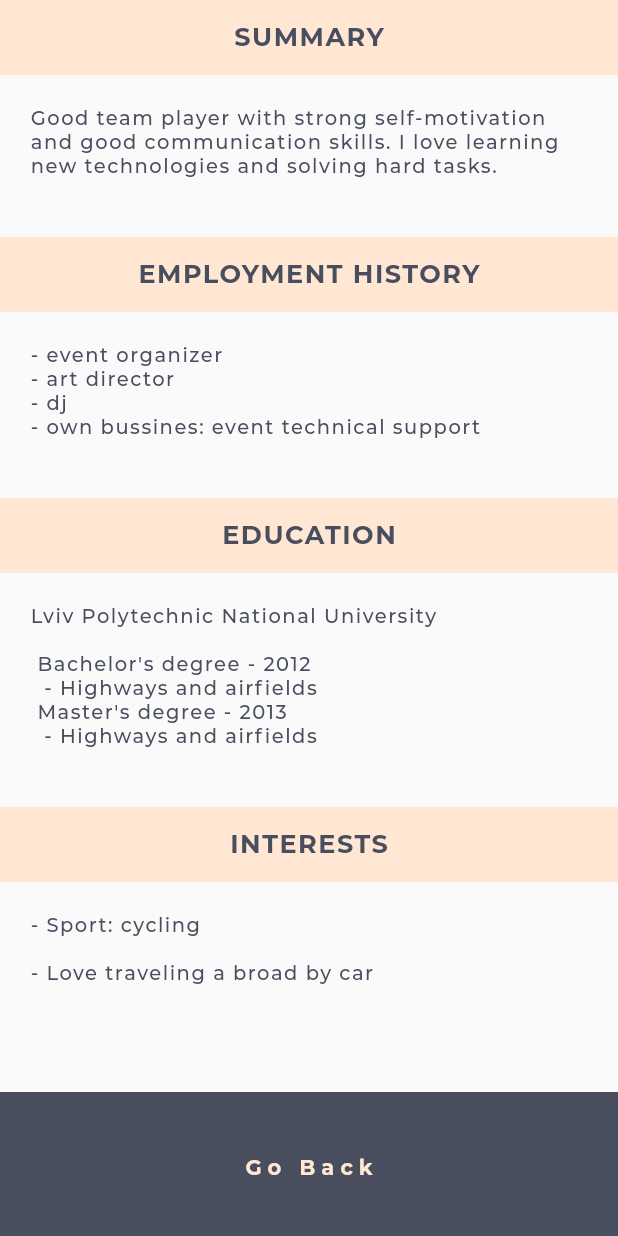
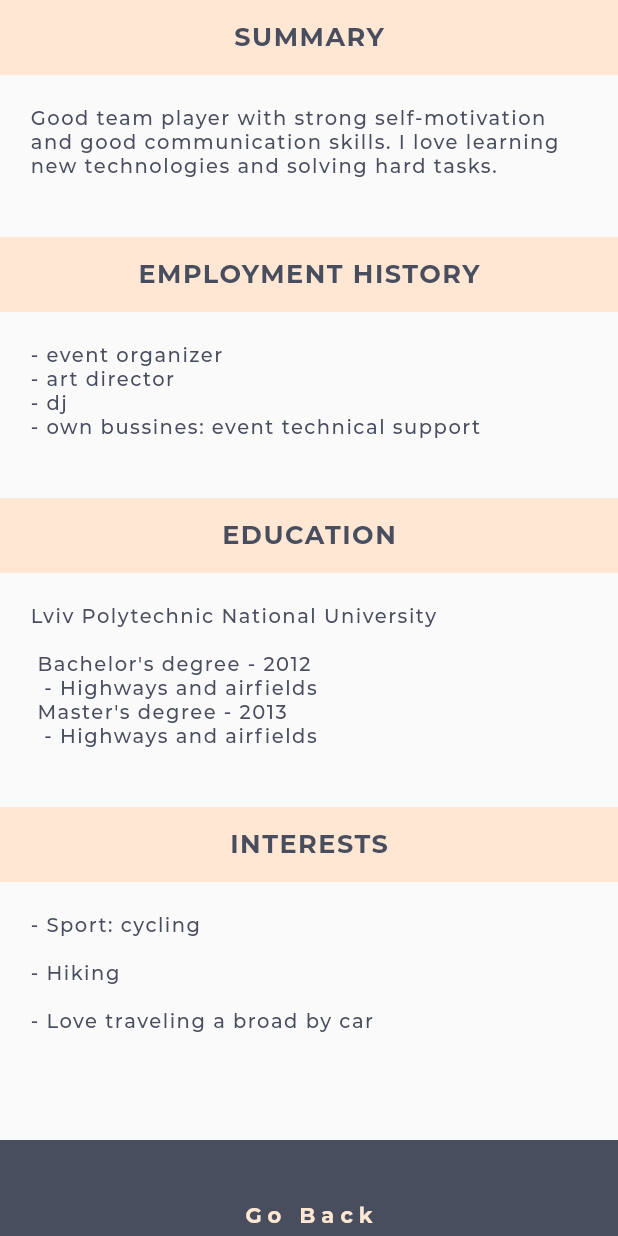
Before and after one commit to madarash/cv_trainee, a Flutter app: the screen it shows after launch, after a tap on "Read More", on a phone screen of 412 x 824 dp. Run offline on Flutter 3.47's test engine with Material 2 defaults, Android fonts, the phone set to English and light mode, and no system bars.

```diff
--- a/lib/const/const_names.dart
+++ b/lib/const/const_names.dart
@@ -26,7 +26,7 @@ extension SubTitleSectionFirstPageExtension on SubTitleSectionFirstPage {
   String get subTitleFirstPage {
     switch (this) {
       case SubTitleSectionFirstPage.primary:
-        return 'Dart, Flutter, OOP, SOLID, Git, Figma';
+        return 'Dart, Flutter, OOP, SOLID, Git, Figma, DRY, Bloc';
       case SubTitleSectionFirstPage.soft:
         return 'Communication, Teamwork, Creativity, Work ethic, Willingness to learn, Punctuality.';
       case SubTitleSectionFirstPage.language:
@@ -94,7 +94,7 @@ extension TextItemSecondScreenExtension on TextItemSecondScreen {
       case TextItemSecondScreen.education:
         return 'Lviv Polytechnic National University\n\n Bachelor\'s degree - 2012\n  - Highways and airfields\n Master\'s degree - 2013\n  - Highways and airfields';
       case TextItemSecondScreen.interests:
-        return '- Sport: cycling\n\n- Love traveling a broad by car\n\n';
+        return '- Sport: cycling\n\n- Hiking\n\n- Love traveling a broad by car\n\n';
     }
   }
 }
--- a/lib/first_page/first_page.dart
+++ b/lib/first_page/first_page.dart
@@ -1,6 +1,7 @@
 import 'package:cv/exports/exports.dart';
 
 class FirstPage extends StatelessWidget {
+  static const double _sizedBoxHeight = 20;
   const FirstPage({
     Key? key,
   }) : super(key: key);
@@ -59,7 +60,8 @@ class FirstPage extends StatelessWidget {
                     route: RouteName.second.routeName,
                   ),
                 ],
-              )
+              ),
+              const SizedBox(height: _sizedBoxHeight),
             ],
           ),
         ),
```
Also changed, not shown: screen_shots/1.jpg (added), screen_shots/2.jpg (added), screen_shots/3.jpg (added), screen_shots/4.jpg (added), 1 other file.
